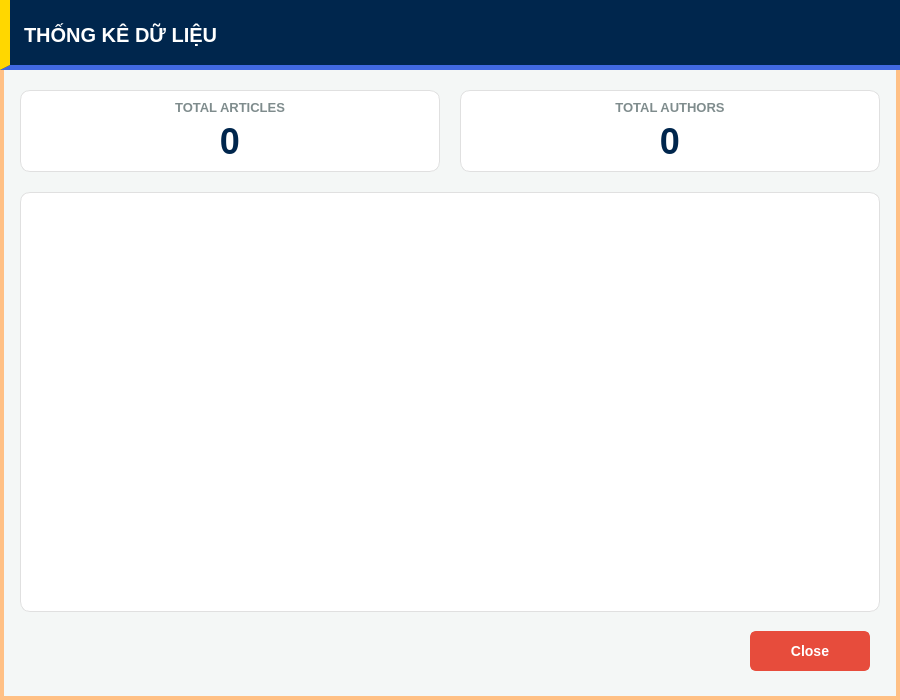
Before: the Qt Designer form src/components/dialogs/article/articlestatistics.ui in DamPhuQuy/Scientific-Article-Management, drawn with Qt 5.
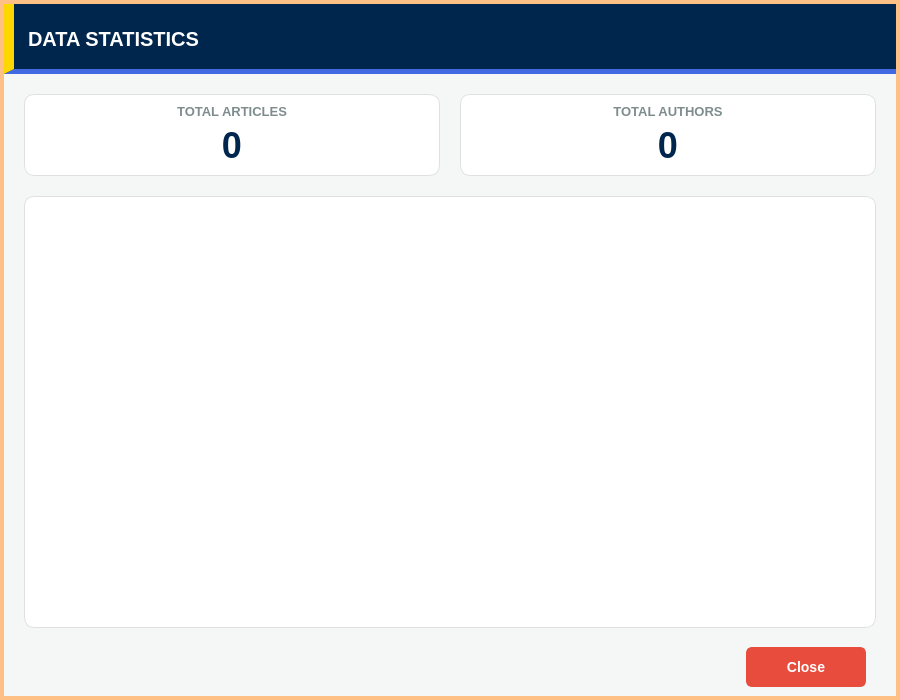
After: the same form once the commit is applied.

Patch:
```diff
--- a/src/components/dialogs/article/articlestatistics.ui
+++ b/src/components/dialogs/article/articlestatistics.ui
@@ -21,16 +21,16 @@
     <number>0</number>
    </property>
    <property name="leftMargin">
-    <number>0</number>
+    <number>4</number>
    </property>
    <property name="topMargin">
-    <number>0</number>
+    <number>4</number>
    </property>
    <property name="rightMargin">
-    <number>0</number>
+    <number>4</number>
    </property>
    <property name="bottomMargin">
-    <number>20</number>
+    <number>4</number>
    </property>
    <item>
     <widget class="QWidget" name="headerContainer" native="true">
@@ -50,7 +50,7 @@
          <string notr="true">color:#ffffff;font-weight:900;font-size:20px;background:transparent;padding-left:10px;</string>
         </property>
         <property name="text">
-         <string>THỐNG KÊ DỮ LIỆU</string>
+         <string>DATA STATISTICS</string>
         </property>
         <property name="alignment">
          <set>Qt::AlignmentFlag::AlignLeading|Qt::AlignmentFlag::AlignLeft|Qt::AlignmentFlag::AlignVCenter</set>
```
